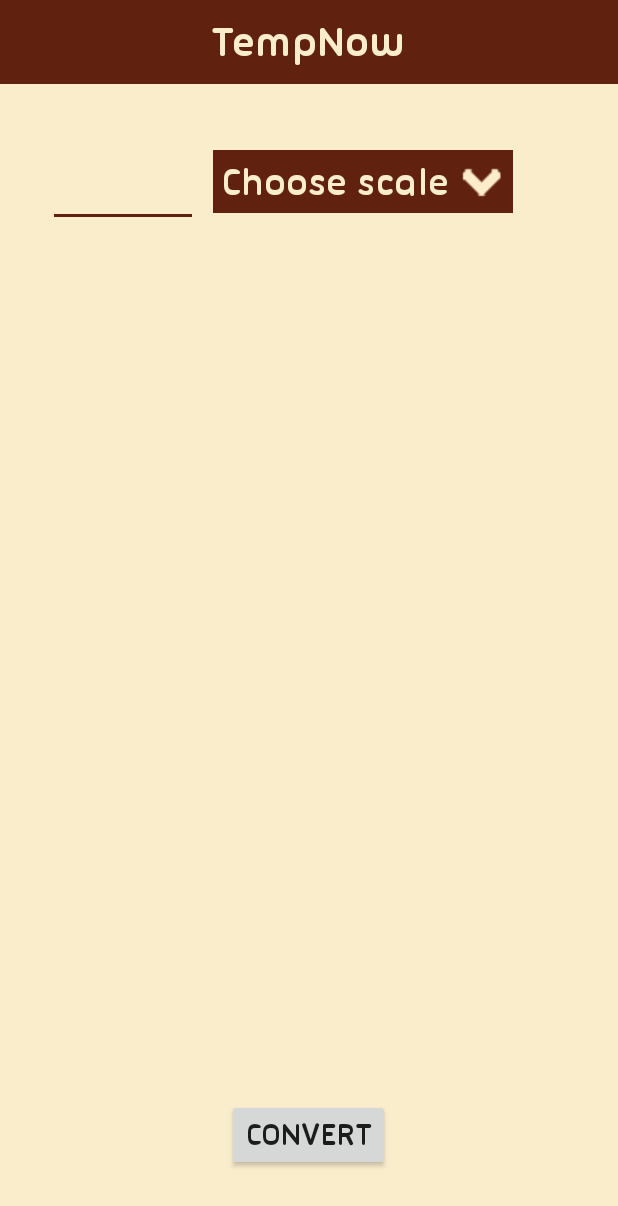
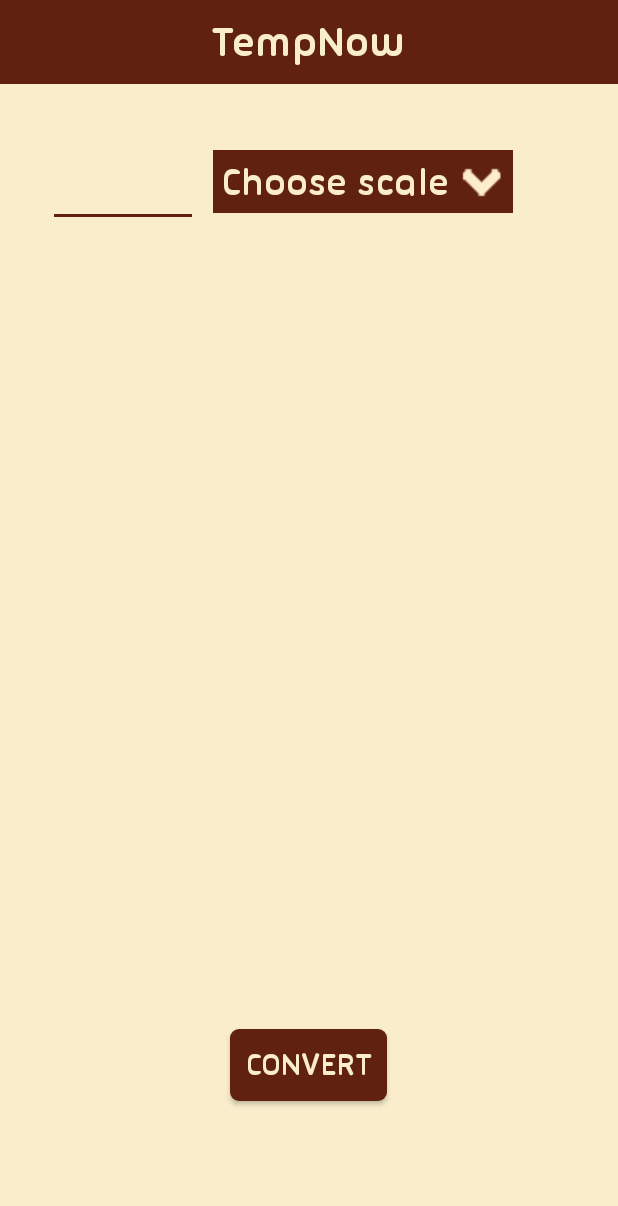
Before and after one commit to rrosatti/software-engineering-project, an Android app: the MainActivity screen opened directly, with no data from a screen before it, on a phone screen of 412 x 824 dp. Shown: the top 1206 px of the screen. Run offline under Robolectric (Android 15) with nearby library versions, the phone set to English and light mode, and no system bars.

Commit message:
create new style for button: rounded_button.xml. Make little changes in the activity_main.xml

```diff
--- a/code/TempNow/app/src/main/java/com/example/rodri/tempnow/ui/activity/MainActivity.java
+++ b/code/TempNow/app/src/main/java/com/example/rodri/tempnow/ui/activity/MainActivity.java
@@ -39,7 +39,7 @@ public class MainActivity extends AppCompatActivity {
     private List<String> scalesArray;
     private int selectedScale = 0;
     private Temperature temperature;
-    Typeface custom_font;
+    private Typeface custom_font;
 
     @Override
     protected void onCreate(Bundle savedInstanceState) {
@@ -118,6 +118,7 @@ public class MainActivity extends AppCompatActivity {
         btConvert = (Button) findViewById(R.id.btConvert);
         temperature = new Temperature();
         custom_font = Typeface.createFromAsset(getAssets(), "fonts/UbuntuTitling-Bold.ttf");
+
         txtTemp1.setTypeface(custom_font);
         txtTemp2.setTypeface(custom_font);
         btConvert.setTypeface(custom_font);
--- a/code/TempNow/app/src/main/java/com/example/rodri/tempnow/ui/activity/SplashScreenActivity.java
+++ b/code/TempNow/app/src/main/java/com/example/rodri/tempnow/ui/activity/SplashScreenActivity.java
@@ -21,6 +21,7 @@ public class SplashScreenActivity extends Activity {
     final long _splashTime = 3500;
     private ImageView tempNowImage;
     private TextView txtTempNow;
+    private Typeface custom_font;
 
     @Override
     protected void onCreate(Bundle savedInstanceState) {
@@ -42,9 +43,6 @@ public class SplashScreenActivity extends Activity {
         tempNowImage.getLayoutParams().width = (int) (0.70 * width);
         tempNowImage.getLayoutParams().height = (int) (0.45 * height);
         tempNowImage.requestLayout();
-
-        Typeface custom_font = Typeface.createFromAsset(getAssets(), "fonts/FingerPaint-Regular.ttf");
-        txtTempNow.setTypeface(custom_font);
 
         final Thread splashThread = new Thread() {
 
@@ -73,5 +71,13 @@ public class SplashScreenActivity extends Activity {
     public void initialize() {
         tempNowImage = (ImageView) findViewById(R.id.tempNowImageView);
         txtTempNow = (TextView) findViewById(R.id.txtTempNow);
+        custom_font = Typeface.createFromAsset(getAssets(), "fonts/FingerPaint-Regular.ttf");
+
+        txtTempNow.setTypeface(custom_font);
+    }
+
+    @Override
+    public void onBackPressed() {
+       //do nothing :)
     }
 }
--- /dev/null
+++ b/code/TempNow/app/src/main/res/drawable/rounded_button.xml
@@ -0,0 +1,6 @@
+<?xml version="1.0" encoding="utf-8"?>
+<shape xmlns:android="http://schemas.android.com/apk/res/android" android:shape="rectangle">
+        <solid android:color="#61210F" />
+        <corners android:radius="6dp" />
+        <padding android:bottom="10dp" android:left="10dp" android:right="10dp" android:top="10dp" />
+</shape>
--- a/code/TempNow/app/src/main/res/layout/activity_main.xml
+++ b/code/TempNow/app/src/main/res/layout/activity_main.xml
@@ -50,10 +50,11 @@
         android:layout_width="wrap_content"
         android:layout_height="wrap_content"
         android:id="@+id/txtTemp1"
-        android:layout_centerVertical="true"
+        android:textColor="#61210F"
+        android:textSize="17pt"
+        android:layout_below="@+id/etTemperature"
         android:layout_centerHorizontal="true"
-        android:textColor="#61210F"
-        android:textSize="17pt"/>
+        android:layout_marginTop="140dp"/>
 
     <TextView
         android:layout_width="wrap_content"
@@ -68,10 +69,12 @@
     <Button
         android:layout_width="wrap_content"
         android:layout_height="wrap_content"
+        android:id="@+id/btConvert"
+        android:background="@drawable/rounded_button"
         android:text="@string/convert"
-        android:id="@+id/btConvert"
+        android:textSize="10pt"
+        android:textColor="#F9EDCC"
         android:layout_alignParentBottom="true"
         android:layout_centerHorizontal="true"
-        android:layout_marginBottom="43dp"
-        android:textSize="10pt"/>
+        android:layout_marginBottom="90dp"/>
 </RelativeLayout>
```
Also changed, not shown: 1 other file.
